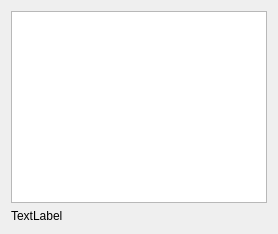
Gnoumy/RaspMeteo, file localStationCS/citieswidget.ui: the form before one commit.
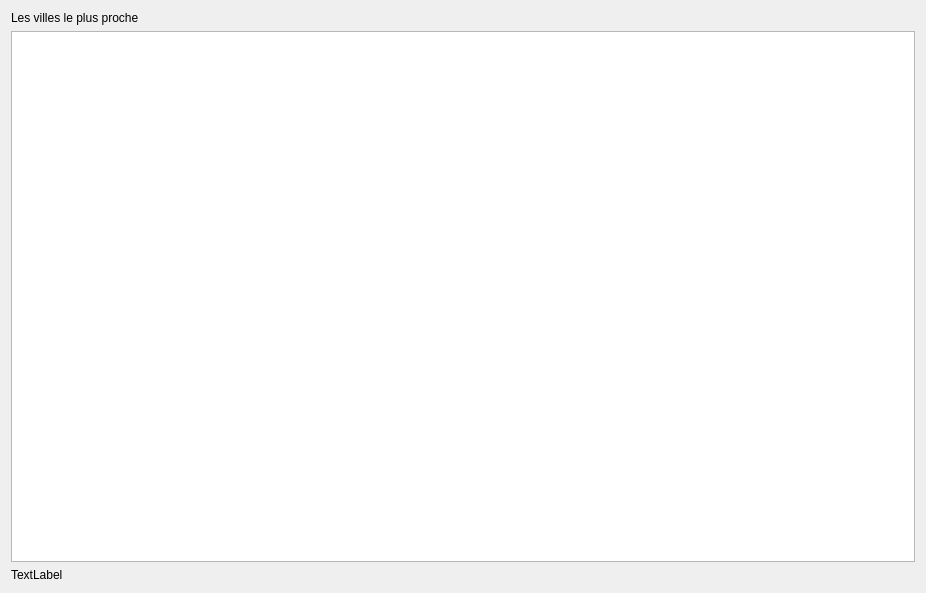
The form after the commit.

Diff of the .ui file:
```diff
--- a/localStationCS/citieswidget.ui
+++ b/localStationCS/citieswidget.ui
@@ -2,17 +2,32 @@
 <ui version="4.0">
  <class>CitiesWidget</class>
  <widget class="QWidget" name="CitiesWidget">
+  <property name="geometry">
+   <rect>
+    <x>0</x>
+    <y>0</y>
+    <width>926</width>
+    <height>593</height>
+   </rect>
+  </property>
   <property name="windowTitle">
    <string>Form</string>
   </property>
-  <layout class="QGridLayout" name="gridLayout">
+  <layout class="QGridLayout" name="gridLayout_2">
    <item row="0" column="0">
-    <layout class="QVBoxLayout" name="verticalLayout">
-     <item>
+    <layout class="QGridLayout" name="gridLayout">
+     <item row="0" column="0">
+      <widget class="QLabel" name="headerLabel">
+       <property name="text">
+        <string>Les villes le plus proche</string>
+       </property>
+      </widget>
+     </item>
+     <item row="1" column="0">
       <widget class="QTableWidget" name="tableWidget"/>
      </item>
-     <item>
-      <widget class="QLabel" name="label">
+     <item row="2" column="0">
+      <widget class="QLabel" name="footerLabel">
        <property name="text">
         <string>TextLabel</string>
        </property>
```
